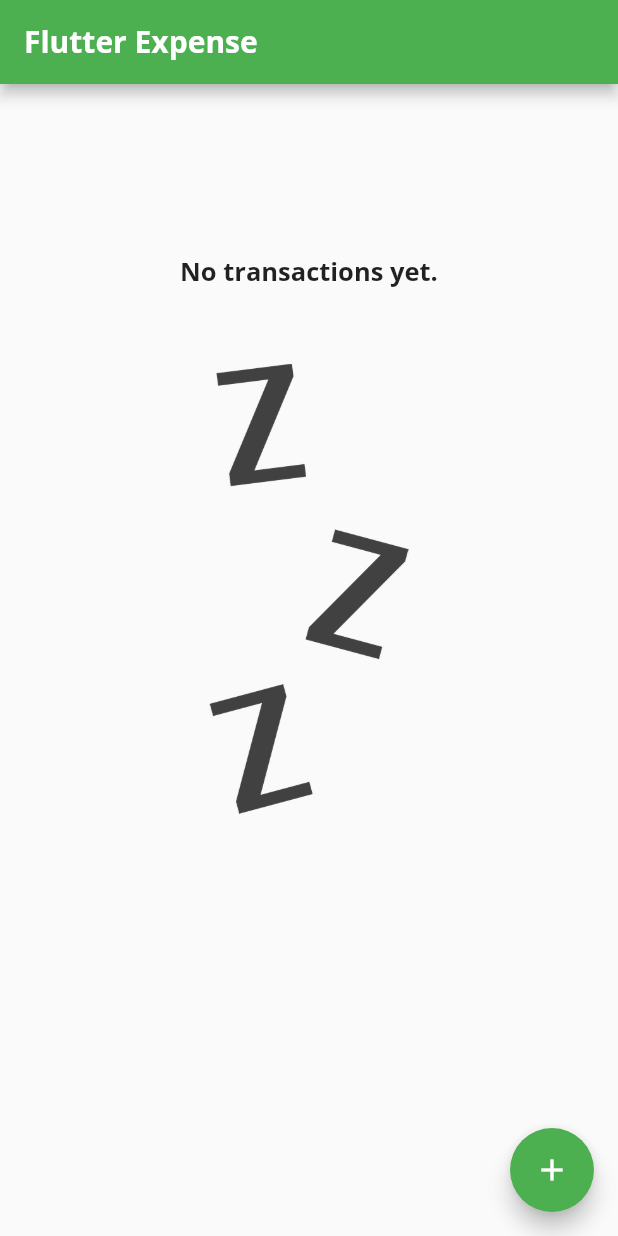
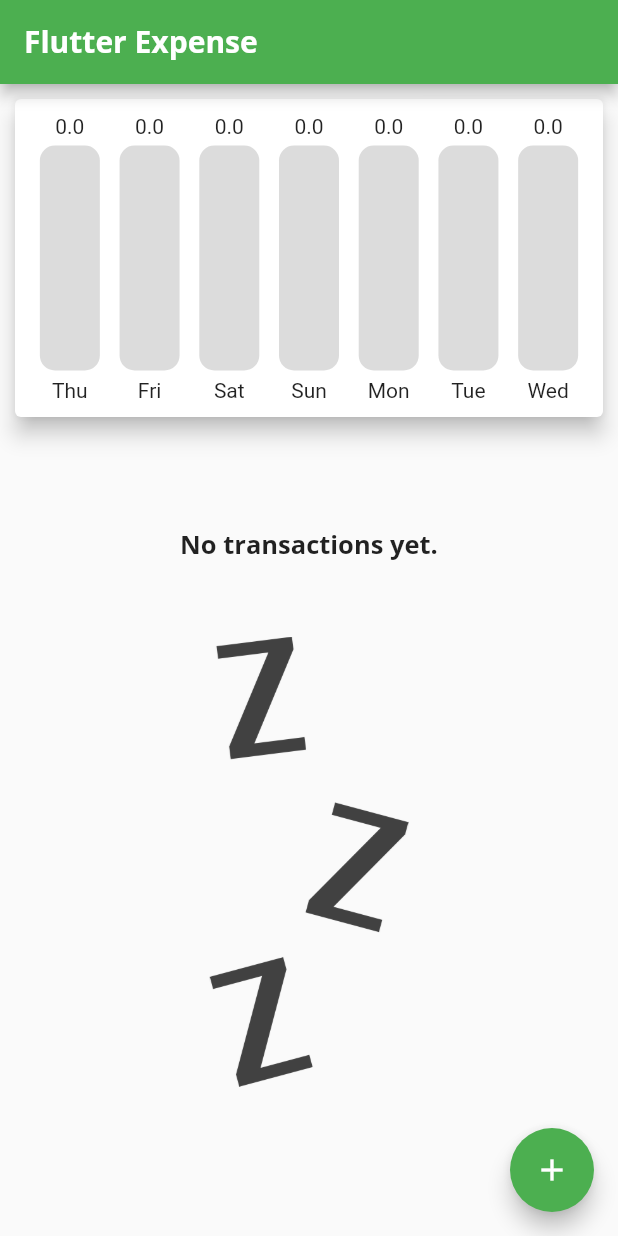
Before and after one commit to amvfortuna/flutter_tutorial_expenses, a Flutter app: the screen it shows after launch, on a phone screen of 412 x 824 dp. Run offline on Flutter 3.47's test engine with Material 2 defaults, Android fonts, the phone set to English and light mode, and no system bars.

Commit message:
Added the chart at the top of the view.

```diff
--- a/lib/main.dart
+++ b/lib/main.dart
@@ -1,11 +1,10 @@
-import 'dart:developer';
-
-import 'package:flutter/gestures.dart';
 import 'package:flutter/material.dart';
 import 'package:uuid/uuid.dart';
 
 import './widgets/transaction_form.dart';
 import './widgets/transaction_list.dart';
+import './widgets/chart.dart';
+
 import './models/transaction.dart';
 
 void main() => runApp(MyApp());
@@ -16,20 +15,12 @@ class MyApp extends StatefulWidget {
 }
 
 class MyAppState extends State<MyApp> {
-  final List<Transaction> _transactions = [
-    // Transaction(
-    //   id: Uuid().v4(),
-    //   name: 'Cheesy feet rubber cheese mascarpone.',
-    //   amount: 500,
-    //   date: DateTime.now(),
-    // ),
-    // Transaction(
-    //   id: Uuid().v4(),
-    //   name: 'Sample 2',
-    //   amount: 1000,
-    //   date: DateTime.now(),
-    // ),
-  ];
+  final List<Transaction> _transactions = [];
+
+  List<Transaction> get _recentTransactions {
+    final aWeekAgo = DateTime.now().subtract(Duration(days: 7));
+    return _transactions.where((tx) => tx.date.isAfter(aWeekAgo)).toList();
+  }
 
   void _addTransaction(String title, double amount) {
     final transaction = Transaction(
@@ -77,6 +68,7 @@ class MyAppState extends State<MyApp> {
         body: SingleChildScrollView(
           child: Column(
             children: [
+              Chart(_recentTransactions),
               TransactionList(
                 transactions: _transactions,
               ),
@@ -107,7 +99,8 @@ class ModalTransactionForm extends StatelessWidget {
           ),
           behavior: HitTestBehavior.opaque,
         );
-        });
+      },
+    );
   }
 
   @override
--- a/lib/widgets/chart.dart
+++ b/lib/widgets/chart.dart
@@ -1,18 +1,130 @@
+import 'dart:ui';
+
 import 'package:flutter/material.dart';
+import 'package:intl/intl.dart';
+
+import '../models/transaction.dart';
+
+class BarInfo {
+  final String weekDay;
+  final double totalAmount;
+
+  BarInfo({this.weekDay, this.totalAmount});
+}
 
 class Chart extends StatelessWidget {
+  final List<Transaction> transactions;
+
+  Chart(this.transactions);
+
+  double get totalAmountSpent {
+    return transactions.fold(0.0, (sum, tx) => tx.amount + sum);
+  }
+
+  List<BarInfo> get groupedTransactionValues {
+    return List.generate(7, (index) {
+      final weekDay = DateTime.now().subtract(Duration(days: index));
+      double totalAmount = 0;
+
+      for (var tx in transactions) {
+        if (tx.date.day == weekDay.day &&
+            tx.date.month == weekDay.month &&
+            tx.date.year == weekDay.year) {
+          totalAmount += tx.amount;
+        }
+      }
+
+      return BarInfo(
+        weekDay: DateFormat.E().format(weekDay),
+        totalAmount: totalAmount,
+      );
+    });
+  }
+
   @override
   Widget build(BuildContext context) {
     return Card(
       elevation: 6,
       margin: EdgeInsets.all(10),
       child: Container(
+        padding: EdgeInsets.all(10),
         child: Row(
-          children: [
-
-          ],
+          mainAxisAlignment: MainAxisAlignment.spaceEvenly,
+          children: groupedTransactionValues.reversed
+              .map(
+                (barInfo) => Flexible(
+                  fit: FlexFit.tight,
+                  child: Bar(
+                    barInfo,
+                    totalAmountSpent,
+                  ),
+                ),
+              )
+              .toList(),
         ),
       ),
     );
   }
 }
+
+class Bar extends StatelessWidget {
+  final BarInfo info;
+  final double totalAmount;
+
+  double get percentage {
+    return totalAmount > 0 ? info.totalAmount / totalAmount : 0;
+  }
+
+  Bar(this.info, this.totalAmount);
+
+  @override
+  Widget build(BuildContext context) {
+    return Column(
+      children: [
+        FittedBox(
+          child: Text(
+            info.totalAmount.toString(),
+          ),
+        ),
+        SizedBox(
+          height: 5,
+        ),
+        Container(
+          height: 150,
+          width: 40,
+          child: Container(
+            alignment: Alignment.bottomCenter,
+            clipBehavior: Clip.antiAlias,
+            height: double.infinity,
+            decoration: BoxDecoration(
+              color: Color.fromRGBO(220, 220, 220, 1),
+              borderRadius: BorderRadius.circular(10),
+            ),
+            child: FractionallySizedBox(
+              heightFactor: percentage,
+              child: Container(
+                decoration: BoxDecoration(
+                  gradient: LinearGradient(
+                      begin: Alignment.bottomCenter,
+                      end: Alignment.topCenter,
+                      colors: [
+                        Theme.of(context).primaryColorDark,
+                        Theme.of(context).primaryColor,
+                      ]),
+                  borderRadius: BorderRadius.only(
+                    bottomLeft: Radius.circular(10),
+                    bottomRight: Radius.circular(10),
+                  ),
+                ),
+              ),
+            ),
+          ),
+        ),
+        SizedBox(
+          height: 5,
+        ),
+        Text(info.weekDay),
+      ],
+    );
+  }
+}
--- a/lib/widgets/transaction_list.dart
+++ b/lib/widgets/transaction_list.dart
@@ -37,7 +37,7 @@ class TransactionList extends StatelessWidget {
   @override
   Widget build(BuildContext context) {
     return Container(
-      height: 600,
+      height: 500,
       child: transactions.isEmpty
           ? emptyState(context)
           : ListView.builder(
```
Lines whose indentation alone changed are shown as unchanged.
